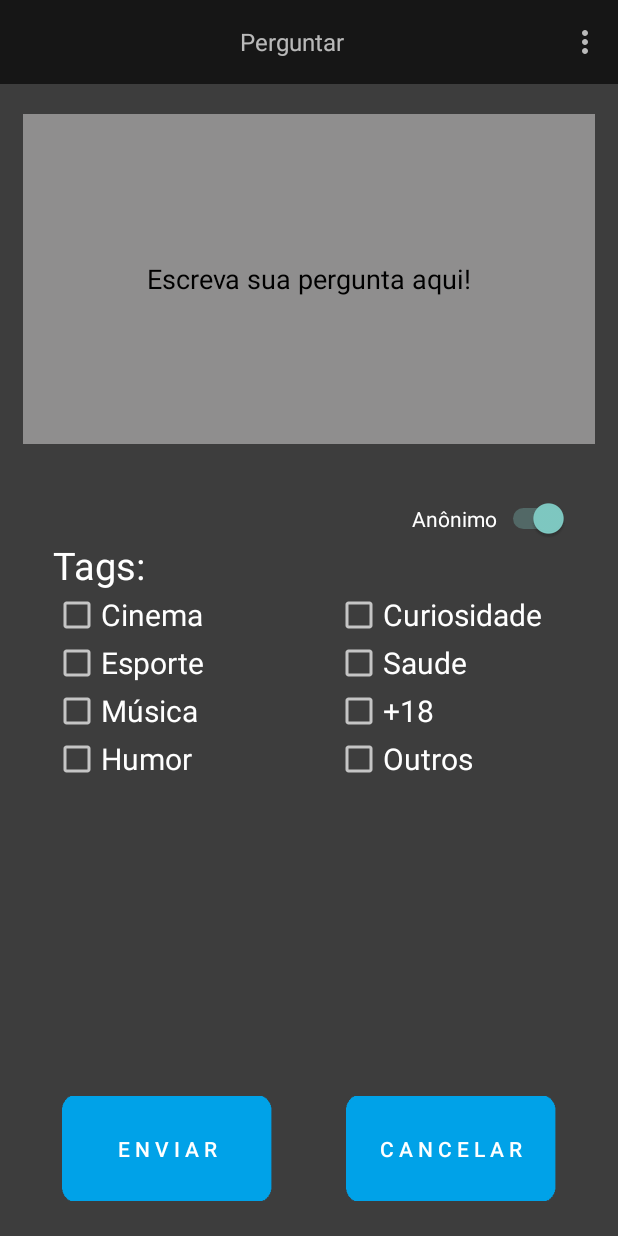
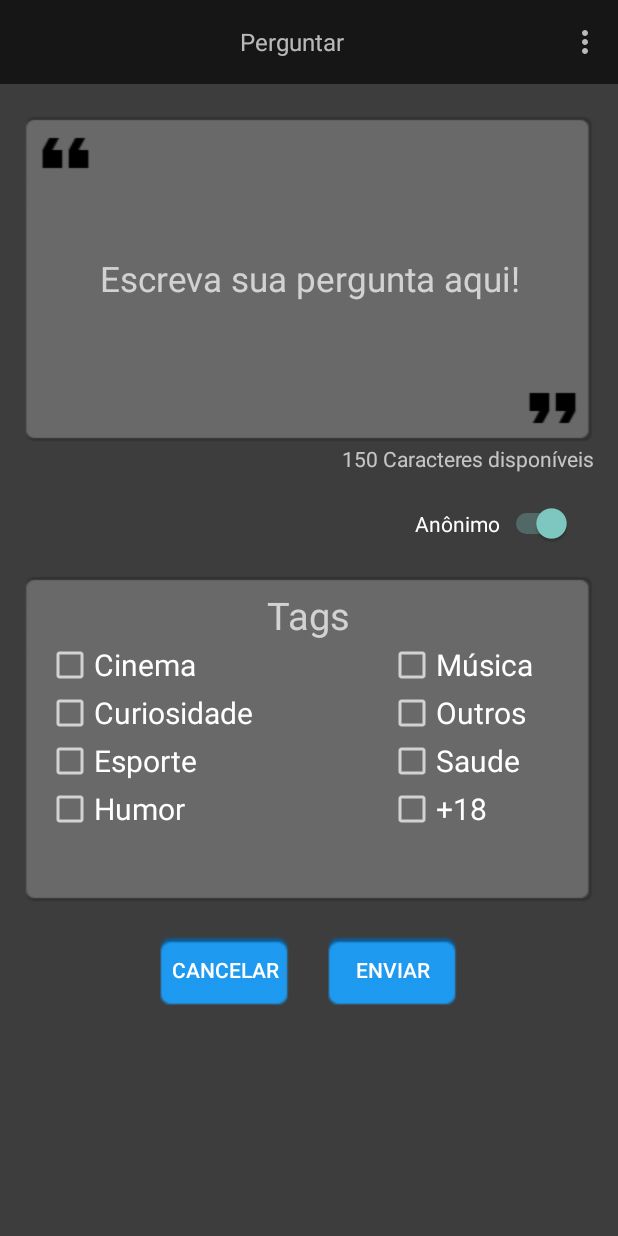
Before and after one commit to codxsolutions/PrivateApp, an Android app: the FazerPergunta screen opened directly, with no data from a screen before it, on a phone screen of 412 x 824 dp. Run offline under Robolectric (Android 15) with nearby library versions, the phone set to English and light mode, and no system bars; our stand-ins replace Firebase (no records; nobody signed in at launch, a user with empty details on screens opened directly).

Commit message:
finalização a tela perguntar

```diff
--- a/app/src/main/java/br/com/private_codx/aprivate/presenters/PerguntaPresenter.java
+++ b/app/src/main/java/br/com/private_codx/aprivate/presenters/PerguntaPresenter.java
@@ -4,6 +4,7 @@ import com.google.firebase.database.DatabaseReference;
 import com.google.firebase.database.FirebaseDatabase;
 
 import java.util.HashMap;
+import java.util.List;
 import java.util.Map;
 
 import br.com.private_codx.aprivate.models.Pergunta;
@@ -17,22 +18,29 @@ public class PerguntaPresenter {
 
     private final String perguntasRef = "Perguntas";
 
-    private FirebaseDatabase database = FirebaseDatabase.getInstance();
-    private DatabaseReference minhaReferencia = database.getReference(perguntasRef);
+    private FirebaseDatabase database = FirebaseDatabase.getInstance(); // obtem a dataBase do firebase
+    private DatabaseReference minhaReferencia = database.getReference(perguntasRef); // obtem a referência 'Perguntas' da dataBase
 
-    public void inserirPerguntaNaDatabase(String conteudo_pergunta){
+    public void inserirPerguntaNaDatabase(String conteudo_pergunta, List<String> tags, boolean valorChave){
+        // metodo que recebe como parametro os valores da tela
         minhaReferencia.goOnline();
 
-        String chave = minhaReferencia.child("perguntasRef").push().getKey();
+        String idFirebase = minhaReferencia.child("perguntasRef").push().getKey(); // obtem um id randon do firebase
 
-        Pergunta pergunta = new Pergunta(conteudo_pergunta);
+        // instância um objeto do tipo pergunta e passa no construtor os valores
+        Pergunta pergunta = new Pergunta(tags, valorChave, conteudo_pergunta);
 
-        Map<String, Object> valoresPergunta = pergunta.toMapAdicionarPerguntaSemUsuario();
+        // cria um mapa com chave(String) e valor (object) e atribui o mapa definido na classe Pergunta
+        Map<String, Object> valoresPergunta = pergunta.toMapAdicionarPergunta();
 
-        Map<String, Object> atualizarValoresDaPerguntaNova = new HashMap<>();
+        // cria um Hash que vai ser responsável por cruzar chave e valor
+        Map<String, Object> salvarValoresDaPerguntaNova = new HashMap<>();
 
-        atualizarValoresDaPerguntaNova.put(chave, valoresPergunta);
+        /* usa o metodo put() para passar pro Hash o id obtido do firebase
 
-        minhaReferencia.updateChildren(atualizarValoresDaPerguntaNova);
+        */
+        salvarValoresDaPerguntaNova.put(idFirebase, valoresPergunta);
+
+        minhaReferencia.updateChildren(salvarValoresDaPerguntaNova);
     }
 }
--- a/app/src/main/java/br/com/private_codx/aprivate/views/FazerPergunta.java
+++ b/app/src/main/java/br/com/private_codx/aprivate/views/FazerPergunta.java
@@ -1,56 +1,194 @@
 package br.com.private_codx.aprivate.views;
+/**
+ * Created by Felipe on 31/03/2017.
+ */
 
+import android.content.Intent;
+import android.graphics.Color;
 import android.support.v7.app.AppCompatActivity;
 import android.os.Bundle;
 import android.support.v7.widget.Toolbar;
+import android.text.Editable;
+import android.text.TextWatcher;
 import android.view.Menu;
 import android.view.MenuItem;
 import android.widget.Button;
+import android.widget.CheckBox;
 import android.widget.EditText;
 import android.widget.Switch;
 import android.widget.TextView;
 import android.view.View;
+import android.widget.Toast;
+
+import java.security.Principal;
+import java.util.ArrayList;
+import java.util.List;
+
 import br.com.private_codx.aprivate.presenters.PerguntaPresenter;
 
 
 import br.com.private_codx.aprivate.R;
 
 public class FazerPergunta extends AppCompatActivity {
-    Toolbar aToolbar; //Declarando a Toolbar
-    PerguntaPresenter salvar = new PerguntaPresenter();
-    private String edtPergunta;
+    private Toolbar aToolbar; //Declarando a Toolbar
+    private PerguntaPresenter salvar = new PerguntaPresenter();
+    private List<CheckBox> checkBoxes = new ArrayList<>();
+    private List<String> tagSelecionadas = new ArrayList<>();
     private Button btnEnviar;
     private Button btnCancelar;
-    private Switch switchAnonimo;
-    private TextView txtxMensagem;
+    private Switch chaveAnonimo;
+    private TextView txtMensagem;
     private EditText edtPerguntaView;
+    private int contCaracteres = 150;
+    private int tamanho = 0;
+    //checkboxes
+    private CheckBox chkCinema;
+    private CheckBox chkEsporte;
+    private CheckBox chkMusica;
+    private CheckBox chkHumor;
+    private CheckBox chkCuriosidade;
+    private CheckBox chkSaude;
+    private CheckBox chk18;
+    private CheckBox chkOutros;
+    private String conteudo = "";
 
     @Override
     protected void onCreate(Bundle savedInstanceState) {
         super.onCreate(savedInstanceState);
         setContentView(R.layout.fazer_pergunta);
+        //obtendo o tamanho da tela
+        int widht = this.getResources().getDisplayMetrics().widthPixels;
+
 
         //Toolbar
-        aToolbar = (Toolbar)findViewById(R.id.toolbar_perguntar);
+        aToolbar = (Toolbar) findViewById(R.id.toolbar_perguntar);
         setSupportActionBar(aToolbar);
 
         edtPerguntaView = (EditText) findViewById(R.id.editPergunta);
         btnEnviar = (Button) findViewById(R.id.btnEnviarPergunta);
         btnCancelar = (Button) findViewById(R.id.btnCancelarPergunta);
-        switchAnonimo = (Switch) findViewById(R.id.switchAnonimo);
+
+        //Pegando o tamanho da tela para montar os botões
+        tamanho = 25 * widht / 162; //regra de 3
+        if (tamanho > 200) tamanho = 200;//Controle para o tamanho máximo
+        btnEnviar.setWidth(tamanho);  //Tamanho
+        btnCancelar.setWidth(tamanho);
+
+        chaveAnonimo = (Switch) findViewById(R.id.chaveAnonimo);
+        txtMensagem = (TextView) findViewById(R.id.txtMensagem);
+        txtMensagem.setText("" + contCaracteres + " Caracteres disponíveis");
+
+        //Macumba Satânica
+        chkCinema = (CheckBox) findViewById(R.id.chkCinema);
+        chkEsporte = (CheckBox) findViewById(R.id.chkEsporte);
+        chkMusica = (CheckBox) findViewById(R.id.chkMusica);
+        chkHumor = (CheckBox) findViewById(R.id.chkHumor);
+        chkCuriosidade = (CheckBox) findViewById(R.id.chkCuriosidade);
+        chkSaude = (CheckBox) findViewById(R.id.chkSaude);
+        chk18 = (CheckBox) findViewById(R.id.chk18);
+        chkOutros = (CheckBox) findViewById(R.id.chkOutros);
+        checkBoxes.add(chkCinema);
+        checkBoxes.add(chkEsporte);
+        checkBoxes.add(chkMusica);
+        checkBoxes.add(chkHumor);
+        checkBoxes.add(chkCuriosidade);
+        checkBoxes.add(chkSaude);
+        checkBoxes.add(chk18);
+        checkBoxes.add(chkOutros);
+        // Fim macumba
+
+        edtPerguntaView.addTextChangedListener(onSearchFieldTextChanged);
     }
 
+    //listener de quantidade de caracteres
+    TextWatcher onSearchFieldTextChanged = new TextWatcher() {
+        public void afterTextChanged(Editable s) {
+
+        }
+
+        public void beforeTextChanged(CharSequence s, int start, int count, int after) {
+
+        }
+
+        public void onTextChanged(CharSequence s, int start, int before, int count) {
+            int quantidade = edtPerguntaView.getText().length();
+            int atual = contCaracteres - quantidade;
+
+            if (atual > 0) {
+                String valor = String.valueOf(atual);
+                txtMensagem.setText(valor + " Caracteres disponíveis");
+                txtMensagem.setTextColor(Color.rgb(255, 255, 255));
+            } else if (atual == 0) {
+                txtMensagem.setText("Quantidade máxima de caracteres");
+                txtMensagem.setTextColor(Color.rgb(255, 255, 255));
+                conteudo = edtPerguntaView.getText().toString();
+            } else {
+                edtPerguntaView.setText(conteudo);
+                txtMensagem.setTextColor(Color.rgb(255, 0, 0));
+                txtMensagem.setText("Quantidade máxima de caracteres excedida!");
+            }
+
+        }
+    };
+    // fim do listener
+
+    public void enviarPergunta(View view) {
+        String edtPergunta = edtPerguntaView.getText().toString(); // valor editText
+        boolean anonimo = chaveAnonimo.isChecked(); // valor da chave
+
+        //implementando macumba
+
+        //verificando quantos checkBoxes estão selecionados
+        int contSelecao = 0;
+        for (CheckBox chk : checkBoxes) {
+            boolean selecionado = chk.isChecked();
+            if (selecionado) {
+                contSelecao++;
+            }
+        }
+
+        if(contSelecao > 3) {
+            Toast.makeText(getApplicationContext(), "Selecione somente 3 tags", Toast.LENGTH_SHORT).show();
+            tagSelecionadas.clear();
+        }
+
+        // verificando se o conteudo da pergunta é igual a ""
+        if ("".equals(edtPergunta)) {
+            Toast.makeText(getApplicationContext(), "Escreva uma pergunta!", Toast.LENGTH_SHORT).show();
+        } else {
+            if (contSelecao > 0) { // verificando se existe checkBoxe selecionado
+                if (contSelecao < 3) {
+                    tagSelecionadas.clear();
+                    for (CheckBox chk : checkBoxes) {
+                        boolean selecionado = chk.isChecked();
+                        if (selecionado) {
+                            tagSelecionadas.add(chk.getText().toString()); //valor checkboxes
+                        }
+                    }
+
+                    if ((edtPergunta != null && edtPergunta != "") && edtPergunta.length() < 150) {
+                        salvar.inserirPerguntaNaDatabase(edtPergunta, tagSelecionadas, anonimo);
+
+                        Intent it = new Intent(this, MinhasPerguntasActivity.class);
+                        startActivity(it);
+                    }
+                }
+            }else if (contSelecao == 0) {
+                Toast.makeText(getApplicationContext(), "Selecione pelo menos 1 tag", Toast.LENGTH_SHORT).show();
+                tagSelecionadas.clear();
+            }
+        }
+
+        // fim da macumba
 
 
-    public void enviarPergunta(View view){
-        edtPergunta = edtPerguntaView.getText().toString();
-
-
-        if(edtPergunta != null && edtPergunta.length() < 150){
-            salvar.inserirPerguntaNaDatabase(edtPergunta);
-        }
     }
 
+    public void cancelar(View view) {
+
+        Intent it = new Intent(this, ActivityPrincipal.class);
+        startActivity(it);
+    }
 
 
     //MENU
--- a/app/src/main/res/layout/fazer_pergunta.xml
+++ b/app/src/main/res/layout/fazer_pergunta.xml
@@ -5,212 +5,222 @@
     android:layout_width="match_parent"
     android:layout_height="match_parent"
     android:background="@color/corSecundaria"
-    tools:context="br.com.private_codx.aprivate.views.FazerPergunta"
-    android:orientation="vertical">
+    android:orientation="vertical"
+    tools:context="br.com.private_codx.aprivate.views.FazerPergunta">
 
 
     <!--Toolbar-->
     <LinearLayout
+        android:id="@+id/toolbar_layout"
         android:layout_width="match_parent"
         android:layout_height="wrap_content"
         android:orientation="horizontal"
-        android:id="@+id/toolbar_layout">
+        android:layout_alignParentTop="true">
 
         <android.support.v7.widget.Toolbar
             android:id="@+id/toolbar_perguntar"
+            android:layout_width="match_parent"
             android:layout_height="wrap_content"
-            android:layout_width="match_parent"
-            android:minHeight="?attr/actionBarSize"
+            android:layout_alignParentLeft="true"
+            android:layout_alignParentStart="true"
             android:background="@color/corPrimaria"
-            android:layout_alignParentLeft="true"
-            android:layout_alignParentStart="true">
+            android:minHeight="?attr/actionBarSize">
 
             <TextView
                 android:layout_width="match_parent"
                 android:layout_height="wrap_content"
                 android:gravity="center"
                 android:text="@string/nome_Perguntar"
-                android:textSize="16sp" />
+                android:textSize="16sp"
+                />
 
         </android.support.v7.widget.Toolbar>
     </LinearLayout>
 
+    <ScrollView
+        android:layout_width="match_parent"
+        android:layout_height="match_parent"
+        android:layout_below="@id/toolbar_layout">
 
         <!-- Componentes -->
         <RelativeLayout
+            android:id="@+id/layoutComponentes"
             android:layout_width="match_parent"
-        android:layout_height="match_parent"
+            android:layout_height="wrap_content"
             android:paddingLeft="15dp"
             android:paddingRight="15dp"
-        android:paddingTop="20dp"
-        android:layout_alignParentBottom="true"
-        android:layout_alignParentLeft="true"
-        android:layout_alignParentStart="true"
-        android:layout_below="@+id/toolbar_layout">
+            android:paddingTop="20dp">
 
+            <!-- EditText(fazer pergunta) e TextView(quantidade caracteres) -->
             <LinearLayout
+                android:id="@+id/layoutCaixaPergunta"
                 android:layout_width="match_parent"
                 android:layout_height="wrap_content"
-        android:id="@+id/linear1">
+                android:orientation="vertical">
 
                 <EditText
                     android:id="@+id/editPergunta"
                     android:layout_width="match_parent"
-            android:layout_height="220dp"
-            android:background="@color/cinza_claro"
-            android:textColor="@color/bg_color"
-            android:hint="@string/texto_pergunta"
-            android:textColorHint="@color/bg_color"
-            android:textAlignment="center"
-            android:layout_alignParentLeft="true"
-            android:layout_alignParentStart="true"
-            />
+                    android:layout_height="wrap_content"
+                    android:background="@drawable/caixa_editview"
+                    android:hint="@string/texto_pergunta"                android:textAlignment="center"
+                    android:textColor="@color/branco"
+                    android:textSize="23sp"/>
+
+                <TextView
+                android:id="@+id/txtMensagem"
+                android:layout_width="wrap_content"
+                android:layout_height="wrap_content"
+                android:layout_gravity="right" />
+
             </LinearLayout>
 
+            <!-- Switch(Chave Anonimo) -->
             <RelativeLayout
-            android:layout_width="wrap_content"
+                android:id="@+id/layoutChave"
+                android:layout_width="match_parent"
                 android:layout_height="wrap_content"
-            android:layout_alignParentBottom="true"
-            android:layout_alignParentLeft="true"
-            android:layout_alignParentStart="true"
-            android:layout_below="@id/linear1">
-
+                android:layout_below="@id/layoutCaixaPergunta"
+                android:layout_marginTop="20dp">
                 <Switch
+                    android:id="@+id/chaveAnonimo"
                     android:layout_width="wrap_content"
                     android:layout_height="wrap_content"
                     android:text="@string/anonimo"
                     android:checked="true"
-                android:id="@+id/switchAnonimo"
-                android:layout_marginTop="36dp"
-                android:layout_alignParentTop="true"
                     android:layout_alignParentRight="true"
-                android:layout_alignParentEnd="true"
-                android:layout_marginRight="17dp"
-                android:layout_marginEnd="17dp" />
+                    android:layout_marginRight="15dp" />
 
+            </RelativeLayout>
+
+            <!-- Checkboxes(tags de seleção) -->
             <RelativeLayout
+                android:id="@+id/layoutCheckboxes"
+                android:layout_width="match_parent"
+                android:layout_height="wrap_content"
+                android:layout_below="@id/layoutChave"
+                android:layout_marginTop="20dp"
+                android:background="@drawable/caixa_conteudo">
+
+                <TextView
+                    android:id="@+id/lblTags"
                     android:layout_width="wrap_content"
                     android:layout_height="wrap_content"
-                android:layout_below="@id/switchAnonimo"
-                android:id="@+id/layoutTags"
-                android:layout_above="@+id/btnEnviarPergunta"
-                android:layout_alignParentRight="true"
-                android:layout_alignParentEnd="true"
-                android:layout_alignParentLeft="true"
-                android:layout_alignParentStart="true"
-                android:paddingLeft="20dp">
+                    android:text="@string/texto_tag"
+                    android:textSize="25sp"
+                    android:layout_centerHorizontal="true"
+                    android:layout_marginTop="10dp"/>
 
-                <TextView
-                    android:layout_width="wrap_content"
-                    android:layout_height="wrap_content"
-                    android:text="Tags:"
-                    android:textSize="25sp"
-                    android:textColor="@color/branco"
-                    android:id="@+id/txtTag"
-                    />
                 <CheckBox
+                    android:id="@+id/chkCinema"
                     android:layout_width="wrap_content"
                     android:layout_height="wrap_content"
                     android:text="@string/chkCinema"
                     android:textSize="20sp"
-                    android:layout_below="@id/txtTag"
-                    android:id="@+id/chkCinema"
-                    />
+                    android:layout_below="@id/lblTags"
+                    android:layout_marginLeft="15dp"/>
+
                 <CheckBox
+                    android:id="@+id/chkCuriosidade"
+                    android:layout_width="wrap_content"
+                    android:layout_height="wrap_content"
+                    android:text="@string/chkCuriosidade"
+                    android:textSize="20sp"
+                    android:layout_below="@id/chkCinema"
+                    android:layout_marginLeft="15dp"/>
+
+                <CheckBox
+                    android:id="@+id/chkEsporte"
                     android:layout_width="wrap_content"
                     android:layout_height="wrap_content"
                     android:text="@string/chkEsporte"
                     android:textSize="20sp"
-                    android:layout_below="@id/chkCinema"
-                    android:id="@+id/chkEsporte"
-                    />
+                    android:layout_below="@id/chkCuriosidade"
+                    android:layout_marginLeft="15dp"/>
+
                 <CheckBox
-                    android:layout_width="wrap_content"
-                    android:layout_height="wrap_content"
-                    android:text="@string/chkMusica"
-                    android:textSize="20sp"
-                    android:layout_below="@id/chkEsporte"
-                    android:id="@+id/chkMusica"
-                    />
-                <CheckBox
+                    android:id="@+id/chkHumor"
                     android:layout_width="wrap_content"
                     android:layout_height="wrap_content"
                     android:text="@string/chkHumor"
                     android:textSize="20sp"
-                    android:layout_below="@id/chkMusica"
-                    android:id="@+id/chkHumor"
-                    />
+                    android:layout_below="@id/chkEsporte"
+                    android:layout_marginLeft="15dp"/>
 
                 <CheckBox
+                    android:id="@+id/chkMusica"
                     android:layout_width="wrap_content"
                     android:layout_height="wrap_content"
-                    android:text="@string/chkCuriosidade"
                     android:textSize="20sp"
-                    android:id="@+id/chkCuriosidade"
-                    android:layout_above="@+id/chkEsporte"
-                    android:layout_alignParentRight="true"
-                    android:layout_alignParentEnd="true"
-                    android:layout_marginRight="35dp"
-                    android:layout_marginEnd="35dp" />
+                    android:layout_toRightOf="@id/lblTags"
+                    android:text="@string/chkMusica"
+                    android:layout_below="@id/lblTags"
+                    android:layout_marginLeft="25dp"/>
 
                 <CheckBox
+                    android:id="@+id/chkOutros"
                     android:layout_width="wrap_content"
                     android:layout_height="wrap_content"
-                    android:text="@string/chkSaude"
                     android:textSize="20sp"
-                    android:id="@+id/chkSaude"
-                    android:layout_below="@+id/chkCuriosidade"
-                    android:layout_alignLeft="@+id/chkCuriosidade"
-                    android:layout_alignStart="@+id/chkCuriosidade" />
+                    android:layout_toRightOf="@id/lblTags"
+                    android:text="@string/chkOutros"
+                    android:layout_below="@id/chkMusica"
+                    android:layout_marginLeft="25dp"/>
 
                 <CheckBox
+                    android:id="@+id/chkSaude"
                     android:layout_width="wrap_content"
                     android:layout_height="wrap_content"
-                    android:text="@string/chk18"
                     android:textSize="20sp"
-                    android:id="@+id/chk18"
-                    android:layout_below="@+id/chkSaude"
-                    android:layout_alignLeft="@+id/chkCuriosidade"
-                    android:layout_alignStart="@+id/chkCuriosidade" />
+                    android:layout_toRightOf="@id/lblTags"
+                    android:text="@string/chkSaude"
+                    android:layout_below="@id/chkOutros"
+                    android:layout_marginLeft="25dp"/>
 
                 <CheckBox
+                    android:id="@+id/chk18"
                     android:layout_width="wrap_content"
                     android:layout_height="wrap_content"
-                    android:text="@string/chkOutros"
                     android:textSize="20sp"
-                    android:id="@+id/chkOutros"
-                    android:layout_below="@+id/chk18"
-                    android:layout_alignLeft="@+id/chkCuriosidade"
-                    android:layout_alignStart="@+id/chkCuriosidade" />
+                    android:layout_toRightOf="@id/lblTags"
+                    android:text="@string/chk18"
+                    android:layout_below="@id/chkSaude"
+                    android:layout_marginLeft="25dp"/>
 
             </RelativeLayout>
 
-            <Button
-                android:background="@drawable/botao_azul_arrdondado"
-                android:text="@string/btnEnviar"
-                android:layout_width="140dp"
-                android:layout_height="70dp"
-                android:layout_marginLeft="26dp"
-                android:layout_marginStart="26dp"
-                android:layout_marginBottom="23dp"
-                android:id="@+id/btnEnviarPergunta"
-                android:layout_alignParentBottom="true"
-                android:layout_alignParentLeft="true"
-                android:layout_alignParentStart="true"
-                android:onClick="enviarPergunta" />
+            <!-- Button(botões de enviar e cancelar) -->
+            <LinearLayout
+                android:layout_width="match_parent"
+                android:layout_height="match_parent"
+                android:gravity="center_horizontal"
+                android:orientation="horizontal"
+                android:layout_below="@id/layoutCheckboxes"
+                android:layout_marginTop="20dp"
+                android:layout_marginBottom="20dp">
 
                 <Button
-                android:background="@drawable/botao_azul_arrdondado"
-                android:layout_width="140dp"
-                android:layout_height="70dp"
-                android:text="@string/btnCancelar"
                     android:id="@+id/btnCancelarPergunta"
-                android:layout_alignBottom="@+id/btnEnviarPergunta"
-                android:layout_alignParentRight="true"
-                android:layout_marginRight="26dp"
-                android:layout_alignParentEnd="true" />
-        </RelativeLayout>
+                    android:layout_width="wrap_content"
+                    android:layout_height="wrap_content"
+                    android:layout_gravity="bottom"
+                    android:background="@drawable/botao_azul"
+                    android:onClick="cancelar"
+                    android:text="@string/btnCancelar" />
+
+                <Button
+                    android:id="@+id/btnEnviarPergunta"
+                    android:layout_width="wrap_content"
+                    android:layout_height="wrap_content"
+                    android:layout_gravity="bottom"
+                    android:layout_marginLeft="24dp"
+                    android:layout_marginStart="24dp"
+                    android:background="@drawable/botao_azul"
+                    android:onClick="enviarPergunta"
+                    android:text="@string/btnEnviar" />
+
+            </LinearLayout>
 
         </RelativeLayout>
-
+    </ScrollView>
 </RelativeLayout>
--- a/app/src/main/res/values/colors.xml
+++ b/app/src/main/res/values/colors.xml
@@ -4,7 +4,7 @@
     <color name="corSecundaria">#3d3d3d</color>
     <color name="colorAccent">#0080ff</color>
     <color name="bg_color">#000000</color>
-    <color name="branco">#ffffff</color>
-    <color name="cinza_claro">#8f8e8e</color>
+    <color name="branco">#FFFFFF</color>
+    <color name="cinza_claro">#696969</color>
     <color name="preto">#000000</color>
 </resources>
--- a/app/src/main/res/values/strings.xml
+++ b/app/src/main/res/values/strings.xml
@@ -37,9 +37,11 @@
     <string name="configuracoes">Configurações</string>
     <string name="logout">Logout</string>
     <string name="anonimo">Anônimo</string>
-    <string name="btnEnviar">E n v i a r</string>
-    <string name="btnCancelar">C a n c e l a r</string>
+    <string name="btnEnviar">Enviar</string>
+    <string name="btnCancelar">Cancelar</string>
     <string name="texto_pergunta">Escreva sua pergunta aqui!</string>
+    <string name="texto_tag">Tags</string>
+
 
 
     <!--STRINGS DO ALISSON-->
```
Also changed, not shown: app/src/main/java/br/com/private_codx/aprivate/models/Pergunta.java (+17 -40 lines), app/src/main/res/drawable-mdpi/botao_azul.png (added), app/src/main/res/drawable-mdpi/caixa_conteudo.png (added), app/src/main/res/drawable-mdpi/caixa_editview.png (added). Lines whose indentation alone changed are shown as unchanged.
